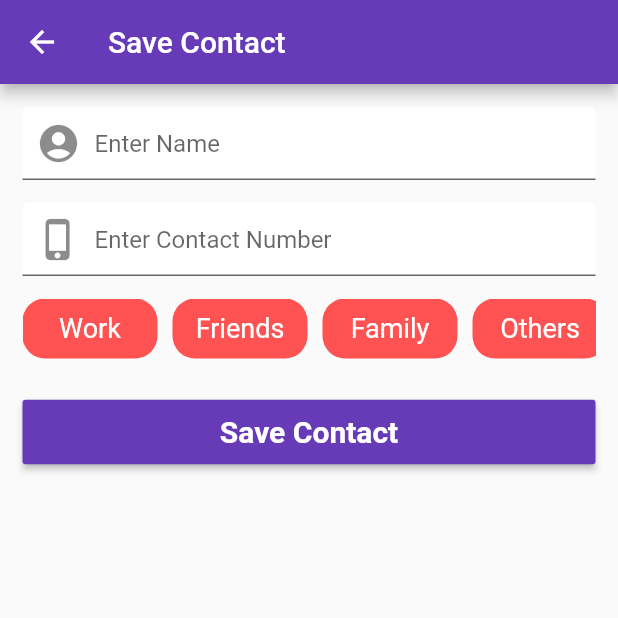
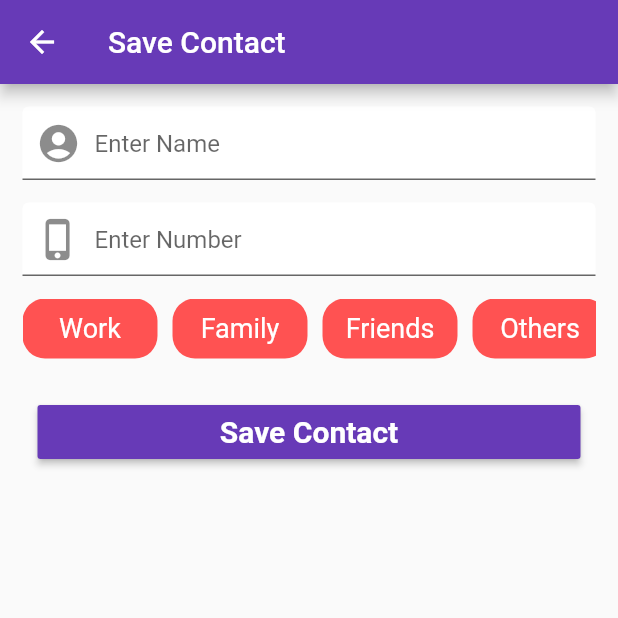
Before and after one commit to theandroidclassroom/flutter_realtime_database, a Flutter app: the Contacts screen opened directly, after a tap on the "add" icon, on a phone screen of 412 x 824 dp, the top half of it. Run offline on Flutter 3.47's test engine with Material 2 defaults, Android fonts, the phone set to English and light mode, and no system bars; our stand-ins replace firebase_database; accounts and stored records are empty.

Commit message:
update Contact

```diff
--- a/lib/models/contact_model.dart
+++ /dev/null
@@ -1,6 +0,0 @@
-class ContactModel{
-
-  String name,number, type, key;
-  ContactModel({this.name,this.number,this.type,this.key});
-
-  }
--- a/lib/screens/add_contact.dart
+++ /dev/null
@@ -1,156 +0,0 @@
-import 'package:firebase_database/firebase_database.dart';
-import 'package:flutter/material.dart';
-
-class AddContact extends StatefulWidget {
-  @override
-  _AddContactState createState() => _AddContactState();
-}
-
-class _AddContactState extends State<AddContact> {
-  TextEditingController _nameController;
-  TextEditingController _numberController;
-  DatabaseReference _ref;
-
-  String _workType = '';
-
-  @override
-  void initState() {
-    // TODO: implement initState
-    super.initState();
-    _nameController = TextEditingController();
-    _numberController = TextEditingController();
-    _ref = FirebaseDatabase.instance.reference().child('contacts');
-  }
-
-  Widget _buildContactType(String title) {
-    return InkWell(
-      child: Container(
-          height: 40,
-          width: 90,
-          decoration: BoxDecoration(
-            color: _workType == title
-                ? Colors.green
-                : Theme.of(context).accentColor,
-            borderRadius: BorderRadius.circular(15),
-          ),
-          child: Center(
-            child: Text(
-              title,
-              style: TextStyle(
-                color: Colors.white,
-                fontSize: 18,
-              ),
-            ),
-          )),
-      onTap: () {
-        setState(() {
-          _workType = title;
-        });
-      },
-    );
-  }
-
-  @override
-  Widget build(BuildContext context) {
-    return Scaffold(
-      appBar: AppBar(
-        title: Text('Save Contact'),
-      ),
-      body: Container(
-        margin: EdgeInsets.all(15),
-        child: Column(
-          crossAxisAlignment: CrossAxisAlignment.start,
-          children: [
-            TextFormField(
-              controller: _nameController,
-              decoration: InputDecoration(
-                  hintText: 'Enter Name',
-                  prefixIcon: Icon(
-                    Icons.account_circle,
-                    size: 30,
-                  ),
-                  fillColor: Colors.white,
-                  filled: true,
-                  contentPadding: EdgeInsets.all(15)),
-            ),
-            SizedBox(
-              height: 15,
-            ),
-            TextFormField(
-
-              controller: _numberController,
-              decoration: InputDecoration(
-                  hintText: 'Enter Contact Number',
-                  prefixIcon: Icon(
-                    Icons.phone_iphone,
-                    size: 30,
-                  ),
-                  fillColor: Colors.white,
-                  filled: true,
-                  contentPadding: EdgeInsets.all(15)),
-            ),
-            SizedBox(
-              height: 15,
-            ),
-            Container(
-              height: 40,
-              child: ListView(
-                scrollDirection: Axis.horizontal,
-                children: [
-                  _buildContactType('Work'),
-                  SizedBox(
-                    width: 10,
-                  ),
-                  _buildContactType('Friends'),
-                  SizedBox(
-                    width: 10,
-                  ),
-                  _buildContactType('Family'),
-                  SizedBox(
-                    width: 10,
-                  ),
-                  _buildContactType('Others'),
-                ],
-              ),
-            ),
-            SizedBox(
-              height: 25,
-            ),
-            Container(
-              width: double.infinity,
-              child: RaisedButton(
-                padding: EdgeInsets.symmetric(vertical: 10),
-                child: Text(
-                  'Save Contact',
-                  style: TextStyle(
-                      color: Colors.white,
-                      fontSize: 20,
-                      fontWeight: FontWeight.w600),
-                ),
-                onPressed: () {
-                  saveContact();
-                },
-                color: Theme.of(context).primaryColor,
-              ),
-            )
-          ],
-        ),
-      ),
-    );
-  }
-
-  saveContact() {
-    String name = _nameController.text;
-    String number = _numberController.text;
-
-    Map<String, String> contact = {
-      'name': name,
-      'number':'+91 ' +number,
-      'type': _workType,
-    };
-
-    _ref.push().set(contact).then((value) => {
-      Navigator.pop(context)
-    });
-  }
-}
--- /dev/null
+++ b/lib/screens/add_contacts.dart
@@ -0,0 +1,145 @@
+import 'package:firebase_database/firebase_database.dart';
+import 'package:flutter/material.dart';
+
+class AddContacts extends StatefulWidget {
+  @override
+  _AddContactsState createState() => _AddContactsState();
+}
+
+class _AddContactsState extends State<AddContacts> {
+  TextEditingController _nameController, _numberController;
+  String _typeSelected ='';
+
+DatabaseReference _ref;
+  @override
+  void initState() {
+    // TODO: implement initState
+    super.initState();
+    _nameController = TextEditingController();
+    _numberController = TextEditingController();
+    _ref = FirebaseDatabase.instance.reference().child('Contacts');
+  }
+
+
+Widget _buildContactType(String title){
+
+  return InkWell(
+
+    child: Container(
+      height: 40,
+      width: 90,
+
+      decoration: BoxDecoration(
+        color: _typeSelected == title? Colors.green : Theme.of(context).accentColor,
+        borderRadius: BorderRadius.circular(15),
+      ),
+
+      child: Center(child: Text(title, style: TextStyle(fontSize: 18,
+      color: Colors.white),
+    ),),),
+
+    onTap: (){
+      setState(() {
+        _typeSelected = title;
+      });
+    },
+  );
+}
+
+  @override
+  Widget build(BuildContext context) {
+    return Scaffold(
+      appBar: AppBar(
+        title: Text('Save Contact'),
+      ),
+      body: Container(
+        margin: EdgeInsets.all(15),
+        child: Column(
+          crossAxisAlignment: CrossAxisAlignment.start,
+          children: [
+            TextFormField(
+              controller: _nameController,
+              decoration: InputDecoration(
+                hintText: 'Enter Name',
+                prefixIcon: Icon(
+                  Icons.account_circle,
+                  size: 30,
+                ),
+                fillColor: Colors.white,
+                filled: true,
+                contentPadding: EdgeInsets.all(15),
+              ),
+            ),
+            SizedBox(height: 15),
+            TextFormField(
+              controller: _numberController,
+              decoration: InputDecoration(
+                hintText: 'Enter Number',
+                prefixIcon: Icon(
+                  Icons.phone_iphone,
+                  size: 30,
+                ),
+                fillColor: Colors.white,
+                filled: true,
+                contentPadding: EdgeInsets.all(15),
+              ),
+            ),
+           SizedBox(height: 15,),
+           Container(
+             height: 40,
+             child: ListView(
+
+               scrollDirection: Axis.horizontal,
+               children: [
+                 _buildContactType('Work'),
+                 SizedBox(width: 10),
+
+                 _buildContactType('Family'),
+                 SizedBox(width: 10),
+                 _buildContactType('Friends'),
+                 SizedBox(width: 10),
+                 _buildContactType('Others'),
+               ],
+             ),
+           ),
+           SizedBox(height: 25,),
+           Container(
+             width: double.infinity,
+             padding: EdgeInsets.symmetric(horizontal: 10),
+             child: RaisedButton(child: Text('Save Contact',style: TextStyle(
+               fontSize: 20,
+               color: Colors.white,
+               fontWeight: FontWeight.w600,
+
+             ),),
+             onPressed: (){
+               saveContact();
+             },
+
+             color: Theme.of(context).primaryColor,
+             ),
+           )
+
+          ],
+        ),
+      ),
+    );
+  }
+  void saveContact(){
+
+    String name = _nameController.text;
+    String number = _numberController.text;
+
+    Map<String,String> contact = {
+      'name':name,
+      'number': '+91 ' + number,
+      'type': _typeSelected,
+    };
+
+    _ref.push().set(contact).then((value) {
+      Navigator.pop(context);
+    });
+
+
+  }
+}
--- a/lib/screens/contacts.dart
+++ b/lib/screens/contacts.dart
@@ -1,8 +1,8 @@
 import 'package:firebase_database/firebase_database.dart';
 import 'package:firebase_database/ui/firebase_animated_list.dart';
 import 'package:flutter/material.dart';
-import 'package:flutter_database/models/contact_model.dart';
-import 'package:flutter_database/screens/add_contact.dart';
+import 'package:flutter_database/screens/add_contacts.dart';
+import 'package:flutter_database/screens/edit_contact.dart';
 
 class Contacts extends StatefulWidget {
   @override
@@ -10,84 +10,177 @@ class Contacts extends StatefulWidget {
 }
 
 class _ContactsState extends State<Contacts> {
-  Query _reference;
-
+  Query _ref;
+  DatabaseReference reference =
+      FirebaseDatabase.instance.reference().child('Contacts');
   @override
   void initState() {
+    // TODO: implement initState
     super.initState();
-    _reference = FirebaseDatabase.instance
+    _ref = FirebaseDatabase.instance
         .reference()
-        .child('contacts')
+        .child('Contacts')
         .orderByChild('name');
-
-
   }
 
-  List<ContactModel> contactList = [];
-  Widget _buildContactItem(ContactModel model) {
-    Color secondaryColor = getTypeColor(model.type);
+  Widget _buildContactItem({Map contact}) {
+    Color typeColor = getTypeColor(contact['type']);
     return Container(
-      padding: EdgeInsets.symmetric(horizontal: 15),
       margin: EdgeInsets.symmetric(vertical: 10),
-      height: 100,
-      width: double.infinity,
-      decoration: BoxDecoration(color: Colors.white),
+      padding: EdgeInsets.all(10),
+      height: 130,
+      color: Colors.white,
       child: Column(
         mainAxisAlignment: MainAxisAlignment.center,
         crossAxisAlignment: CrossAxisAlignment.start,
         children: [
-          Row(mainAxisAlignment: MainAxisAlignment.start, children: [
-            Icon(Icons.person, size: 20, color: Theme.of(context).primaryColor),
+          Row(
+            children: [
+              Icon(
+                Icons.person,
+                color: Theme.of(context).primaryColor,
+                size: 20,
+              ),
               SizedBox(
                 width: 6,
               ),
               Text(
-              model.name,
+                contact['name'],
                 style: TextStyle(
                     fontSize: 16,
                     color: Theme.of(context).primaryColor,
                     fontWeight: FontWeight.w600),
               ),
-          ]),
+            ],
+          ),
           SizedBox(
             height: 10,
           ),
           Row(
-            mainAxisAlignment: MainAxisAlignment.start,
             children: [
               Icon(
                 Icons.phone_iphone,
+                color: Theme.of(context).accentColor,
                 size: 20,
-                color: Theme.of(context).accentColor,
               ),
               SizedBox(
                 width: 6,
               ),
               Text(
-                model.number,
+                contact['number'],
                 style: TextStyle(
                     fontSize: 16,
                     color: Theme.of(context).accentColor,
+                    fontWeight: FontWeight.w600),
               ),
-              ),
-              SizedBox(width: 20),
+              SizedBox(width: 15),
               Icon(
                 Icons.group_work,
+                color: typeColor,
                 size: 20,
-                color: secondaryColor,
               ),
               SizedBox(
                 width: 6,
               ),
               Text(
-                model.type,
-                style: TextStyle(fontSize: 16, color: secondaryColor),
+                contact['type'],
+                style: TextStyle(
+                    fontSize: 16,
+                    color: typeColor,
+                    fontWeight: FontWeight.w600),
+              ),
+            ],
+          ),
+          SizedBox(
+            height: 15,
+          ),
+          Row(
+            mainAxisAlignment: MainAxisAlignment.end,
+            children: [
+              GestureDetector(
+                onTap: () {
+                  Navigator.push(
+                      context,
+                      MaterialPageRoute(
+                          builder: (_) => EditContact(
+                                contactKey: contact['key'],
+                              )));
+                },
+                child: Row(
+                  children: [
+                    Icon(
+                      Icons.edit,
+                      color: Theme.of(context).primaryColor,
+                    ),
+                    SizedBox(
+                      width: 6,
+                    ),
+                    Text('Edit',
+                        style: TextStyle(
+                            fontSize: 16,
+                            color: Theme.of(context).primaryColor,
+                            fontWeight: FontWeight.w600)),
+                  ],
+                ),
+              ),
+              SizedBox(
+                width: 20,
+              ),
+              GestureDetector(
+                onTap: () {
+                  _showDeleteDialog(contact: contact);
+                },
+                child: Row(
+                  children: [
+                    Icon(
+                      Icons.delete,
+                      color: Colors.red[700],
+                    ),
+                    SizedBox(
+                      width: 6,
+                    ),
+                    Text('Delete',
+                        style: TextStyle(
+                            fontSize: 16,
+                            color: Colors.red[700],
+                            fontWeight: FontWeight.w600)),
+                  ],
+                ),
+              ),
+              SizedBox(
+                width: 20,
               ),
             ],
           )
         ],
       ),
     );
+  }
+
+  _showDeleteDialog({Map contact}) {
+    showDialog(
+        context: context,
+        builder: (context) {
+          return AlertDialog(
+            title: Text('Delete ${contact['name']}'),
+            content: Text('Are you sure you want to delete?'),
+            actions: [
+              FlatButton(
+                  onPressed: () {
+                    Navigator.pop(context);
+                  },
+                  child: Text('Cancel')),
+              FlatButton(
+                  onPressed: () {
+                    reference
+                        .child(contact['key'])
+                        .remove()
+                        .whenComplete(() => Navigator.pop(context));
+                  },
+                  child: Text('Delete'))
+            ],
+          );
+        });
   }
 
   @override
@@ -97,59 +190,45 @@ class _ContactsState extends State<Contacts> {
         title: Text('My Contacts'),
       ),
       body: Container(
-          color: Colors.white10,
         height: double.infinity,
         child: FirebaseAnimatedList(
-              query: _reference,
+          query: _ref,
           itemBuilder: (BuildContext context, DataSnapshot snapshot,
               Animation<double> animation, int index) {
-                    print('MUR SNAP ${snapshot.value}');
-                String name = snapshot.value['name'];
-                String number = snapshot.value['number'];
-                String type = snapshot.value['type'];
-                String key = snapshot.key;
-                ContactModel model = ContactModel(
-                    name: name, number: number, type: type, key: key);
-                return _buildContactItem(model);
-              })),
+            Map contact = snapshot.value;
+            contact['key'] = snapshot.key;
+            return _buildContactItem(contact: contact);
+          },
+        ),
+      ),
       floatingActionButton: FloatingActionButton(
         onPressed: () {
-          Navigator.push(context, MaterialPageRoute(builder: (_) {
-            return AddContact();
-          }));
+          Navigator.push(
+            context,
+            MaterialPageRoute(builder: (_) {
+              return AddContacts();
+            }),
+          );
         },
-        child: Icon(
-          Icons.add,
-          color: Colors.white,
-        ),
-        backgroundColor: Theme.of(context).accentColor,
+        child: Icon(Icons.add, color: Colors.white),
       ),
     );
   }
 
-  getContactsFromDb() {
-    DatabaseReference ref =
-        FirebaseDatabase.instance.reference().child('contacts');
+  Color getTypeColor(String type) {
+    Color color = Theme.of(context).accentColor;
 
-    ref.onChildAdded.listen((event) {
-      Map<String, String> map = event.snapshot.value;
-    });
-  }
-
-  Color getTypeColor(String type) {
-    Color typeColor = Colors.red;
     if (type == 'Work') {
-      typeColor = Colors.brown;
+      color = Colors.brown;
     }
 
     if (type == 'Family') {
-      typeColor = Colors.green;
+      color = Colors.green;
     }
 
     if (type == 'Friends') {
-      typeColor = Colors.teal;
+      color = Colors.teal;
     }
-
-    return typeColor;
+    return color;
   }
 }
--- a/pubspec.yaml
+++ b/pubspec.yaml
@@ -18,18 +18,16 @@ publish_to: 'none' # Remove this line if you wish to publish to pub.dev
 version: 1.0.0+1
 
 environment:
-  sdk: ">=2.7.0 <3.0.0"
+  sdk: '>=2.7.0 <3.0.0'
 
 dependencies:
   flutter:
     sdk: flutter
 
-
   # The following adds the Cupertino Icons font to your application.
   # Use with the CupertinoIcons class for iOS style icons.
   cupertino_icons: ^0.1.3
   firebase_database: ^3.1.6
-
 
 dev_dependencies:
   flutter_test:
@@ -40,7 +38,6 @@ dev_dependencies:
 
 # The following section is specific to Flutter.
 flutter:
-
   # The following line ensures that the Material Icons font is
   # included with your application, so that you can use the icons in
   # the material Icons class.
```
Also changed, not shown: lib/main.dart (+4 -7 lines), lib/screens/edit_contact.dart (added, +165 -0 lines), pubspec.lock, 36 other files. Lines whose indentation alone changed are shown as unchanged.
